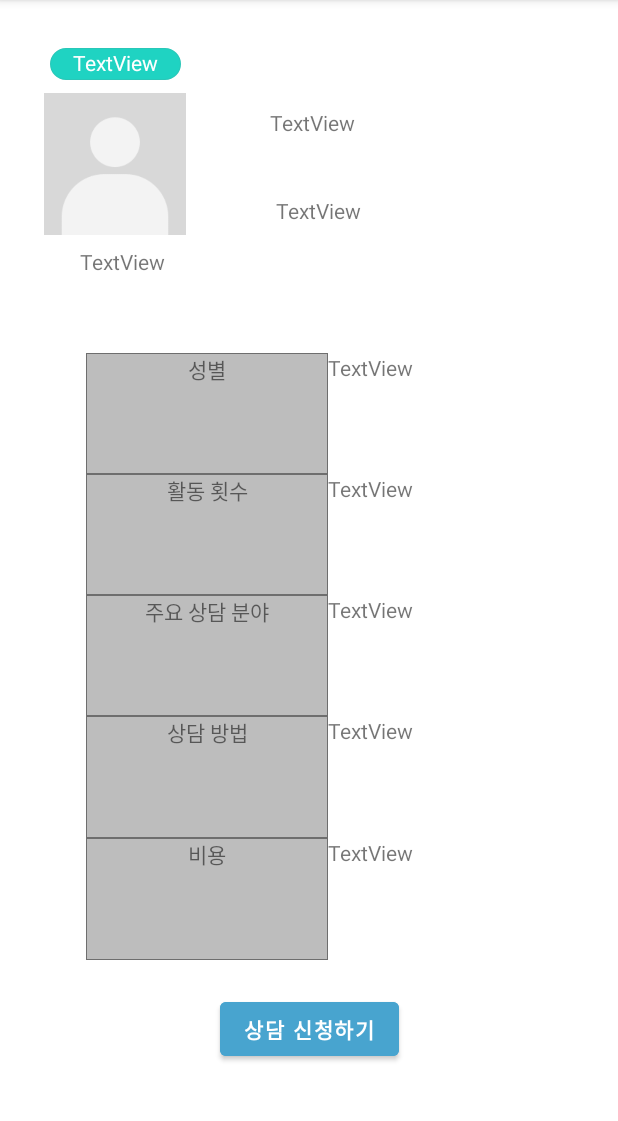
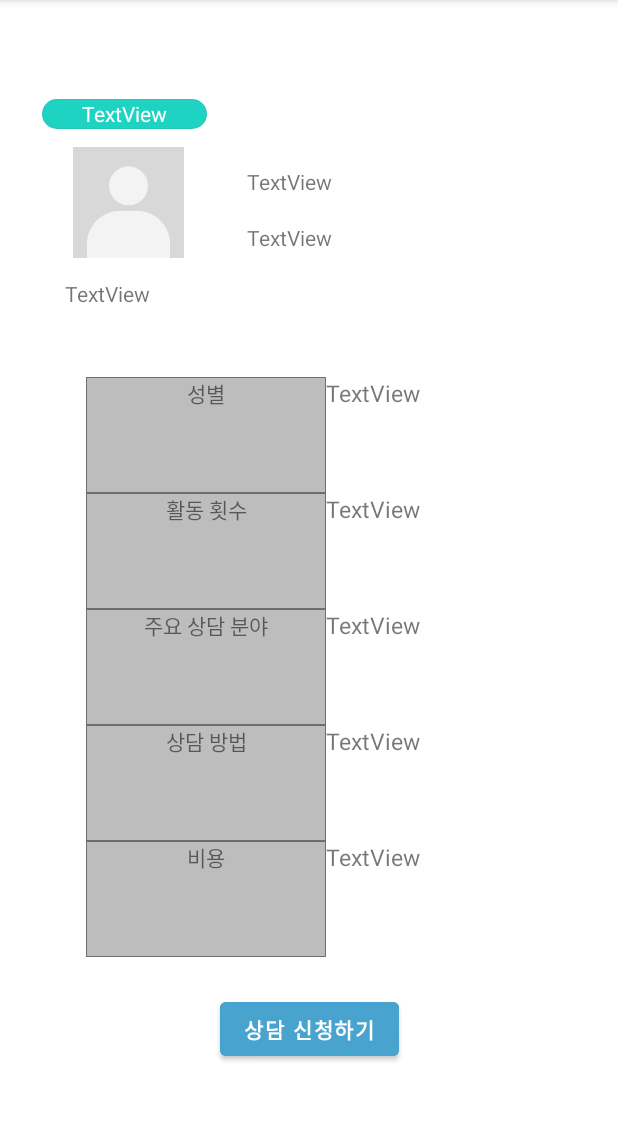
Before and after one commit to YeejaeWan/LifeGuide, an Android app: the frag2_2 screen opened directly, with no data from a screen before it, on a phone screen of 412 x 824 dp, the part 84-1205 px from its top. Run offline under Robolectric (Android 15) with nearby library versions, the phone set to English and light mode, and no system bars; 8 statements that could not run were skipped.

Commit message:
상담사 2 텍스트 오류? 수정

```diff
--- a/app/src/main/res/layout/frag2_1.xml
+++ b/app/src/main/res/layout/frag2_1.xml
@@ -7,53 +7,59 @@
 
     <TextView
         android:id="@+id/textView1"
-        android:layout_width="87dp"
-        android:layout_height="21dp"
-        android:layout_marginStart="7dp"
-        android:layout_marginTop="32dp"
-        android:layout_marginEnd="7dp"
+        android:layout_width="110dp"
+        android:layout_height="20dp"
+        android:layout_marginTop="66dp"
+        android:layout_marginEnd="14dp"
+        android:layout_marginBottom="12dp"
         android:background="@drawable/button_border"
         android:gravity="center_horizontal"
         android:text="TextView"
         android:textColor="@color/white"
         app:layout_constraintBottom_toTopOf="@+id/imageView"
-        app:layout_constraintEnd_toEndOf="@+id/imageView"
+        app:layout_constraintEnd_toStartOf="@+id/textView2"
+        app:layout_constraintHorizontal_bias="0.0"
         app:layout_constraintStart_toStartOf="@+id/imageView"
         app:layout_constraintTop_toTopOf="parent" />
 
     <ImageView
         android:id="@+id/imageView"
-        android:layout_width="0dp"
-        android:layout_height="0dp"
-        android:layout_marginStart="29dp"
-        android:layout_marginEnd="60dp"
+        android:layout_width="115dp"
+        android:layout_height="74dp"
+        android:layout_marginStart="28dp"
+        android:layout_marginEnd="21dp"
+        android:layout_marginBottom="14dp"
         app:layout_constraintBottom_toTopOf="@+id/name"
-        app:layout_constraintEnd_toStartOf="@+id/textView3"
+        app:layout_constraintEnd_toStartOf="@+id/textView2"
         app:layout_constraintStart_toStartOf="parent"
         app:layout_constraintTop_toBottomOf="@+id/textView1"
         app:srcCompat="@drawable/profile" />
 
     <TextView
         android:id="@+id/textView2"
-        android:layout_width="wrap_content"
+        android:layout_width="0dp"
         android:layout_height="wrap_content"
-        android:layout_marginTop="72dp"
-        android:layout_marginEnd="4dp"
-        android:layout_marginBottom="39dp"
+        android:layout_marginTop="13dp"
+        android:layout_marginEnd="52dp"
+        android:autoSizeTextType="uniform"
         android:text="TextView"
-        app:layout_constraintBottom_toTopOf="@+id/textView3"
-        app:layout_constraintEnd_toEndOf="@+id/textView3"
-        app:layout_constraintTop_toTopOf="parent" />
+        app:layout_constraintEnd_toEndOf="parent"
+        app:layout_constraintStart_toEndOf="@+id/imageView"
+        app:layout_constraintTop_toTopOf="@+id/imageView" />
 
     <TextView
         android:id="@+id/name"
-        android:layout_width="wrap_content"
+        android:layout_width="0dp"
         android:layout_height="wrap_content"
-        android:layout_marginEnd="14dp"
-        android:layout_marginBottom="51dp"
+        android:layout_marginStart="15dp"
+        android:layout_marginEnd="7dp"
+        android:layout_marginBottom="46dp"
+        android:autoSizeTextType="uniform"
         android:text="TextView"
         app:layout_constraintBottom_toTopOf="@+id/tableLayout"
         app:layout_constraintEnd_toEndOf="@+id/imageView"
+        app:layout_constraintHorizontal_bias="1.0"
+        app:layout_constraintStart_toStartOf="@+id/imageView"
         app:layout_constraintTop_toBottomOf="@+id/imageView" />
 
     <TableLayout
@@ -62,29 +68,34 @@
         android:layout_height="0dp"
         android:layout_marginStart="57dp"
         android:layout_marginEnd="57dp"
-        android:layout_marginBottom="22dp"
-        app:layout_constraintBottom_toTopOf="@+id/button"
+        android:layout_marginBottom="130dp"
+        app:layout_constraintBottom_toBottomOf="parent"
         app:layout_constraintEnd_toEndOf="parent"
         app:layout_constraintStart_toStartOf="parent"
-        app:layout_constraintTop_toBottomOf="@+id/textView3">
+        app:layout_constraintTop_toBottomOf="@+id/name">
 
         <TableRow
             android:layout_height="0dp"
             android:layout_weight="1">
 
             <TextView
-                android:layout_width="wrap_content"
+                android:layout_width="80dp"
                 android:layout_height="match_parent"
                 android:layout_weight="1"
+                android:background="@drawable/table_custom"
                 android:gravity="center_horizontal"
-                android:background="@drawable/table_custom"
                 android:text="성별" />
 
             <TextView
                 android:id="@+id/textView4"
-                android:layout_width="wrap_content"
+                android:layout_width="60dp"
                 android:layout_height="match_parent"
                 android:layout_weight="1"
+                android:textSize="15dp"
+                android:textIsSelectable="true"
+                android:textColorHighlight="#D2B8FF"
+                android:maxLines="1"
+                android:autoSizeMinTextSize="5dp"
                 android:text="TextView" />
         </TableRow>
 
@@ -96,15 +107,20 @@
                 android:layout_width="match_parent"
                 android:layout_height="match_parent"
                 android:layout_weight="1"
+                android:background="@drawable/table_custom"
                 android:gravity="center_horizontal"
-                android:background="@drawable/table_custom"
                 android:text="활동 횟수" />
 
             <TextView
                 android:id="@+id/textView5"
-                android:layout_width="match_parent"
+                android:layout_width="60dp"
                 android:layout_height="match_parent"
                 android:layout_weight="1"
+                android:textSize="15dp"
+                android:textIsSelectable="true"
+                android:textColorHighlight="#D2B8FF"
+                android:maxLines="1"
+                android:autoSizeMinTextSize="5dp"
                 android:text="TextView" />
         </TableRow>
 
@@ -116,16 +132,21 @@
                 android:layout_width="match_parent"
                 android:layout_height="match_parent"
                 android:layout_weight="1"
+                android:background="@drawable/table_custom"
                 android:gravity="center_horizontal"
-                android:background="@drawable/table_custom"
                 android:text="주요 상담 분야" />
 
             <TextView
                 android:id="@+id/textView6"
-                android:layout_width="match_parent"
+                android:layout_width="60dp"
                 android:layout_height="match_parent"
                 android:layout_weight="1"
-                android:text="TextView" />
+                android:textSize="15dp"
+                android:textIsSelectable="true"
+                android:textColorHighlight="#D2B8FF"
+                android:maxLines="1"
+                android:autoSizeMinTextSize="5dp"
+                android:text="TextView"  />
         </TableRow>
 
         <TableRow
@@ -136,16 +157,21 @@
                 android:layout_width="match_parent"
                 android:layout_height="match_parent"
                 android:layout_weight="1"
+                android:background="@drawable/table_custom"
                 android:gravity="center_horizontal"
-                android:background="@drawable/table_custom"
                 android:text="상담 방법" />
 
             <TextView
                 android:id="@+id/textView7"
-                android:layout_width="match_parent"
+                android:layout_width="60dp"
                 android:layout_height="match_parent"
                 android:layout_weight="1"
-                android:text="TextView" />
+                android:textSize="15dp"
+                android:textIsSelectable="true"
+                android:textColorHighlight="#D2B8FF"
+                android:maxLines="1"
+                android:autoSizeMinTextSize="5dp"
+                android:text="TextView"  />
         </TableRow>
 
         <TableRow
@@ -156,40 +182,43 @@
                 android:layout_width="match_parent"
                 android:layout_height="match_parent"
                 android:layout_weight="1"
+                android:background="@drawable/table_custom"
                 android:gravity="center_horizontal"
-                android:background="@drawable/table_custom"
                 android:text="비용" />
 
             <TextView
                 android:id="@+id/textView8"
-                android:layout_width="match_parent"
+                android:layout_width="60dp"
                 android:layout_height="match_parent"
                 android:layout_weight="1"
+                android:textSize="15dp"
+                android:textIsSelectable="true"
+                android:textColorHighlight="#D2B8FF"
+                android:maxLines="1"
+                android:autoSizeMinTextSize="5dp"
                 android:text="TextView" />
         </TableRow>
     </TableLayout>
 
     <TextView
         android:id="@+id/textView3"
-        android:layout_width="wrap_content"
+        android:layout_width="0dp"
         android:layout_height="wrap_content"
-        android:layout_marginEnd="171dp"
-        android:layout_marginBottom="85dp"
+        android:layout_marginTop="18dp"
+        android:autoSizeTextType="uniform"
         android:text="TextView"
-        app:layout_constraintBottom_toTopOf="@+id/tableLayout"
-        app:layout_constraintEnd_toEndOf="parent"
-        app:layout_constraintStart_toEndOf="@+id/imageView"
+        app:layout_constraintEnd_toEndOf="@+id/textView2"
+        app:layout_constraintStart_toStartOf="@+id/textView2"
         app:layout_constraintTop_toBottomOf="@+id/textView2" />
 
     <Button
         android:id="@+id/button"
         android:layout_width="wrap_content"
         android:layout_height="wrap_content"
-        android:layout_marginBottom="58dp"
+        android:layout_marginTop="24dp"
         android:backgroundTint="#48A4CF"
         android:text="상담 신청하기"
         android:textStyle="bold"
-        app:layout_constraintBottom_toBottomOf="parent"
         app:layout_constraintEnd_toEndOf="parent"
         app:layout_constraintStart_toStartOf="parent"
         app:layout_constraintTop_toBottomOf="@+id/tableLayout" />
```
